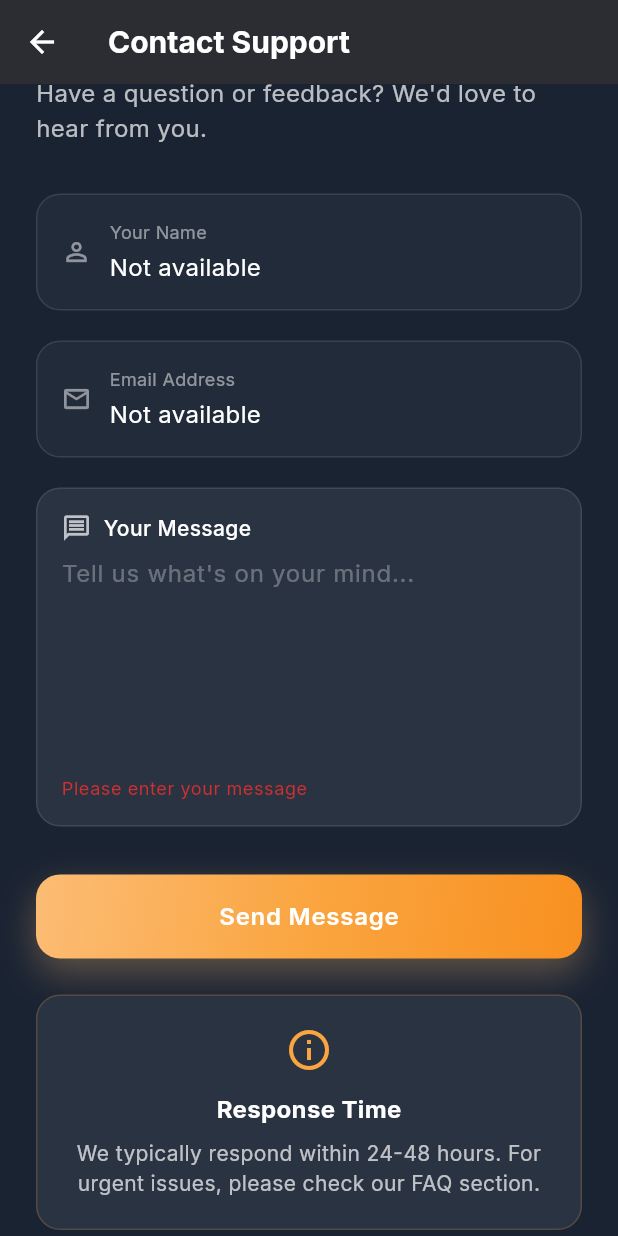
After one commit to themadhatmedia/nocatfish, a Flutter app: the ContactScreen screen opened directly, scrolled down 77 dp, after a tap on "Send Message", on a phone screen of 412 x 824 dp. The commit adds this screen. Run offline on Flutter 3.47's test engine with Material 3 defaults, Android fonts, the phone set to English and light mode, and no system bars; drawn by our look-alikes of flutter_animate; our stand-ins replace dio, firebase_analytics, firebase_core, get, get_storage, image_picker and 5 more; missing offline and left inert: flutter_intl_phone_field, flutter_stripe, flutter_udid, no_screenshot; accounts and stored records are empty.

Commit message:
added supprot

```diff
--- a/lib/screens/profile/profile_screen.dart
+++ b/lib/screens/profile/profile_screen.dart
@@ -11,6 +11,7 @@ import '../../widgets/glass_container.dart';
 import '../../widgets/gradient_button.dart';
 import '../../widgets/gradient_text.dart';
 import '../packages/packages_screen.dart';
+import '../support/contact_screen.dart';
 import '../welcome_screen.dart';
 import 'edit_profile_screen.dart';
 
@@ -287,7 +288,10 @@ class ProfileScreen extends StatelessWidget {
                           ),
                         ),
                       ),
-                      const Divider(color: Colors.white24, height: 1),
+                      const Divider(
+                        color: Colors.white24,
+                        height: 1,
+                      ),
                       GestureDetector(
                         onTap: () async {
                           final url = Uri.parse(AppTheme.terms);
@@ -305,17 +309,28 @@ class ProfileScreen extends StatelessWidget {
                           ),
                         ),
                       ),
-                      // const Divider(color: Colors.white24, height: 1),
-                      // _buildSettingItem(
-                      //   icon: Icons.help_outline,
-                      //   title: 'Help & Support',
-                      //   trailing: const Icon(
-                      //     Icons.arrow_forward_ios,
-                      //     color: Colors.white54,
-                      //     size: 16,
-                      //   ),
-                      // ),
-                      const Divider(color: Colors.white24, height: 1),
+                      const Divider(
+                        color: Colors.white24,
+                        height: 1,
+                      ),
+                      GestureDetector(
+                        onTap: () async {
+                          Get.to(() => const ContactScreen());
+                        },
+                        child: _buildSettingItem(
+                          icon: Icons.help_outline,
+                          title: 'Help & Support',
+                          trailing: const Icon(
+                            Icons.arrow_forward_ios,
+                            color: Colors.white54,
+                            size: 16,
+                          ),
+                        ),
+                      ),
+                      const Divider(
+                        color: Colors.white24,
+                        height: 1,
+                      ),
                       _buildSettingItem(
                         icon: Icons.info_outline,
                         title: 'About',
--- /dev/null
+++ b/lib/screens/support/contact_screen.dart
@@ -0,0 +1,352 @@
+import 'package:flutter/material.dart';
+import '../../services/api_service.dart';
+import '../../services/storage_service.dart';
+import '../../utils/app_theme.dart';
+import '../../widgets/gradient_button.dart';
+
+class ContactScreen extends StatefulWidget {
+  const ContactScreen({super.key});
+
+  @override
+  State<ContactScreen> createState() => _ContactScreenState();
+}
+
+class _ContactScreenState extends State<ContactScreen> {
+  final _formKey = GlobalKey<FormState>();
+  final _messageController = TextEditingController();
+
+  bool _isLoading = false;
+  bool _isLoadingUserData = true;
+  final ApiService _apiService = ApiService();
+  final StorageService _storageService = StorageService();
+
+  String _userName = '';
+  String _userEmail = '';
+
+  @override
+  void initState() {
+    super.initState();
+    _loadUserData();
+  }
+
+  Future<void> _loadUserData() async {
+    setState(() => _isLoadingUserData = true);
+
+    try {
+      final userData = _storageService.getUser();
+      if (userData != null) {
+        setState(() {
+          _userName = userData['name'] ?? '';
+          _userEmail = userData['email'] ?? '';
+        });
+      }
+    } catch (e) {
+      print('Error loading user data: $e');
+    } finally {
+      setState(() => _isLoadingUserData = false);
+    }
+  }
+
+  @override
+  void dispose() {
+    _messageController.dispose();
+    super.dispose();
+  }
+
+  Future<void> _submitForm() async {
+    if (!_formKey.currentState!.validate()) return;
+
+    if (_userName.isEmpty || _userEmail.isEmpty) {
+      ScaffoldMessenger.of(context).showSnackBar(
+        const SnackBar(
+          content: Text('Unable to load user information. Please try again.'),
+          backgroundColor: Colors.red,
+        ),
+      );
+      return;
+    }
+
+    setState(() => _isLoading = true);
+
+    try {
+      final response = await _apiService.sendContactForm(
+        name: _userName,
+        email: _userEmail,
+        message: _messageController.text.trim(),
+      );
+
+      if (!mounted) return;
+
+      if (response.success) {
+        ScaffoldMessenger.of(context).showSnackBar(
+          const SnackBar(
+            content: Text('Message sent successfully'),
+            backgroundColor: Colors.green,
+            duration: Duration(seconds: 2),
+          ),
+        );
+
+        await Future.delayed(const Duration(milliseconds: 500));
+
+        if (mounted) {
+          Navigator.pop(context);
+        }
+      } else {
+        ScaffoldMessenger.of(context).showSnackBar(
+          SnackBar(
+            content: Text(response.message!),
+            backgroundColor: Colors.red,
+          ),
+        );
+      }
+    } finally {
+      if (mounted) {
+        setState(() => _isLoading = false);
+      }
+    }
+  }
+
+  @override
+  Widget build(BuildContext context) {
+    return Scaffold(
+      backgroundColor: AppTheme.backgroundColor,
+      appBar: AppBar(
+        backgroundColor: Colors.transparent,
+        elevation: 0,
+        leading: IconButton(
+          icon: const Icon(Icons.arrow_back, color: Colors.white),
+          onPressed: () => Navigator.pop(context),
+        ),
+        title: const Text(
+          'Contact Support',
+          style: TextStyle(
+            color: Colors.white,
+            fontSize: 20,
+            fontWeight: FontWeight.bold,
+          ),
+        ),
+      ),
+      body: _isLoadingUserData
+          ? const Center(
+              child: CircularProgressIndicator(
+                valueColor: AlwaysStoppedAnimation<Color>(Colors.white),
+              ),
+            )
+          : SafeArea(
+              child: SingleChildScrollView(
+                padding: const EdgeInsets.all(24),
+                child: Form(
+                  key: _formKey,
+                  child: Column(
+                    crossAxisAlignment: CrossAxisAlignment.start,
+                    children: [
+                      const Text(
+                        'Get in Touch',
+                        style: TextStyle(
+                          color: Colors.white,
+                          fontSize: 28,
+                          fontWeight: FontWeight.bold,
+                        ),
+                      ),
+                      const SizedBox(height: 8),
+                      Text(
+                        'Have a question or feedback? We\'d love to hear from you.',
+                        style: TextStyle(
+                          color: Colors.white.withOpacity(0.7),
+                          fontSize: 16,
+                        ),
+                      ),
+                      const SizedBox(height: 32),
+                      _buildReadOnlyField(
+                        label: 'Your Name',
+                        value: _userName,
+                        icon: Icons.person_outline,
+                      ),
+                      const SizedBox(height: 20),
+                      _buildReadOnlyField(
+                        label: 'Email Address',
+                        value: _userEmail,
+                        icon: Icons.email_outlined,
+                      ),
+                      const SizedBox(height: 20),
+                      Container(
+                        decoration: BoxDecoration(
+                          color: AppTheme.cardColor,
+                          borderRadius: BorderRadius.circular(16),
+                          border: Border.all(
+                            color: Colors.white.withOpacity(0.1),
+                            width: 1,
+                          ),
+                        ),
+                        child: Column(
+                          crossAxisAlignment: CrossAxisAlignment.start,
+                          children: [
+                            Padding(
+                              padding: const EdgeInsets.fromLTRB(16, 16, 16, 8),
+                              child: Row(
+                                children: [
+                                  Icon(
+                                    Icons.message_outlined,
+                                    color: Colors.white.withOpacity(0.7),
+                                    size: 20,
+                                  ),
+                                  const SizedBox(width: 8),
+                                  const Text(
+                                    'Your Message',
+                                    style: TextStyle(
+                                      color: Colors.white,
+                                      fontSize: 14,
+                                      fontWeight: FontWeight.w500,
+                                    ),
+                                  ),
+                                ],
+                              ),
+                            ),
+                            Padding(
+                              padding: const EdgeInsets.symmetric(horizontal: 16),
+                              child: TextFormField(
+                                controller: _messageController,
+                                maxLines: 6,
+                                style: const TextStyle(color: Colors.white),
+                                decoration: InputDecoration(
+                                  hintText: 'Tell us what\'s on your mind...',
+                                  hintStyle: TextStyle(
+                                    color: Colors.white.withOpacity(0.3),
+                                  ),
+                                  border: InputBorder.none,
+                                  contentPadding: EdgeInsets.zero,
+                                ),
+                                validator: (value) {
+                                  if (value == null || value.trim().isEmpty) {
+                                    return 'Please enter your message';
+                                  }
+                                  if (value.trim().length < 10) {
+                                    return 'Message must be at least 10 characters';
+                                  }
+                                  return null;
+                                },
+                              ),
+                            ),
+                            const SizedBox(height: 16),
+                          ],
+                        ),
+                      ),
+                      const SizedBox(height: 32),
+                      GradientButton(
+                        onPressed: _isLoading ? null : _submitForm,
+                        text: _isLoading ? 'Sending Message' : 'Send Message',
+                        gradient: AppTheme.primaryGradient,
+                        // child: _isLoading
+                        //     ? const SizedBox(
+                        //         height: 20,
+                        //         width: 20,
+                        //         child: CircularProgressIndicator(
+                        //           strokeWidth: 2,
+                        //           valueColor: AlwaysStoppedAnimation<Color>(Colors.white),
+                        //         ),
+                        //       )
+                        //     : const Text(
+                        //         'Send Message',
+                        //         style: TextStyle(
+                        //           fontSize: 16,
+                        //           fontWeight: FontWeight.bold,
+                        //         ),
+                        //       ),
+                      ),
+                      const SizedBox(height: 24),
+                      Container(
+                        padding: const EdgeInsets.all(20),
+                        decoration: BoxDecoration(
+                          color: AppTheme.cardColor,
+                          borderRadius: BorderRadius.circular(16),
+                          border: Border.all(
+                            color: AppTheme.primaryColor.withOpacity(0.2),
+                            width: 1,
+                          ),
+                        ),
+                        child: Column(
+                          children: [
+                            Icon(
+                              Icons.info_outline,
+                              color: AppTheme.primaryColor,
+                              size: 32,
+                            ),
+                            const SizedBox(height: 12),
+                            Text(
+                              'Response Time',
+                              style: TextStyle(
+                                color: Colors.white,
+                                fontSize: 16,
+                                fontWeight: FontWeight.bold,
+                              ),
+                            ),
+                            const SizedBox(height: 8),
+                            Text(
+                              'We typically respond within 24-48 hours. For urgent issues, please check our FAQ section.',
+                              textAlign: TextAlign.center,
+                              style: TextStyle(
+                                color: Colors.white.withOpacity(0.7),
+                                fontSize: 14,
+                              ),
+                            ),
+                          ],
+                        ),
+                      ),
+                    ],
+                  ),
+                ),
+              ),
+            ),
+    );
+  }
+
+  Widget _buildReadOnlyField({
+    required String label,
+    required String value,
+    required IconData icon,
+  }) {
+    return Container(
+      decoration: BoxDecoration(
+        color: AppTheme.cardColor.withOpacity(0.5),
+        borderRadius: BorderRadius.circular(16),
+        border: Border.all(
+          color: Colors.white.withOpacity(0.1),
+          width: 1,
+        ),
+      ),
+      padding: const EdgeInsets.all(16),
+      child: Row(
+        children: [
+          Icon(
+            icon,
+            color: Colors.white.withOpacity(0.5),
+            size: 20,
+          ),
+          const SizedBox(width: 12),
+          Expanded(
+            child: Column(
+              crossAxisAlignment: CrossAxisAlignment.start,
+              children: [
+                Text(
+                  label,
+                  style: TextStyle(
+                    color: Colors.white.withOpacity(0.5),
+                    fontSize: 12,
+                  ),
+                ),
+                const SizedBox(height: 4),
+                Text(
+                  value.isNotEmpty ? value : 'Not available',
+                  style: const TextStyle(
+                    color: Colors.white,
+                    fontSize: 16,
+                  ),
+                ),
+              ],
+            ),
+          ),
+        ],
+      ),
+    );
+  }
+}
--- a/lib/services/api_service.dart
+++ b/lib/services/api_service.dart
@@ -992,6 +992,59 @@ class ApiService {
     }
   }
 
+  Future<ApiResponse<void>> sendContactForm({
+    required String name,
+    required String email,
+    required String message,
+  }) async {
+    try {
+      final url = Uri.parse('${ApiConfig.apiBaseUrl}/support/contact');
+      final body = {
+        'name': name,
+        'email': email,
+        'message': message,
+      };
+
+      print('\n=== API REQUEST: SEND CONTACT FORM ===');
+      print('URL: $url');
+      print('Method: POST');
+      print('Body: ${jsonEncode(body)}');
+
+      final response = await http
+          .post(
+            url,
+            headers: ApiConfig.getHeaders(),
+            body: jsonEncode(body),
+          )
+          .timeout(ApiConfig.connectTimeout);
+
+      print('Status Code: ${response.statusCode}');
+      print('Response Body: ${response.body}');
+      print('=== END REQUEST ===\n');
+
+      final jsonData = jsonDecode(response.body);
+
+      if (response.statusCode == 200) {
+        return ApiResponse<void>(
+          success: true,
+          message: jsonData['message'] ?? 'Thank you for contacting us',
+        );
+      } else {
+        return ApiResponse<void>(
+          success: false,
+          message: jsonData['message'] ?? 'Failed to send message',
+          errors: jsonData['errors'],
+        );
+      }
+    } catch (e) {
+      print('❌ Send Contact Form error: $e');
+      return ApiResponse<void>(
+        success: false,
+        message: _handleError(e),
+      );
+    }
+  }
+
   String _handleError(dynamic error) {
     print('error.message: ${error.message}');
     if (error is SocketException) {
```
